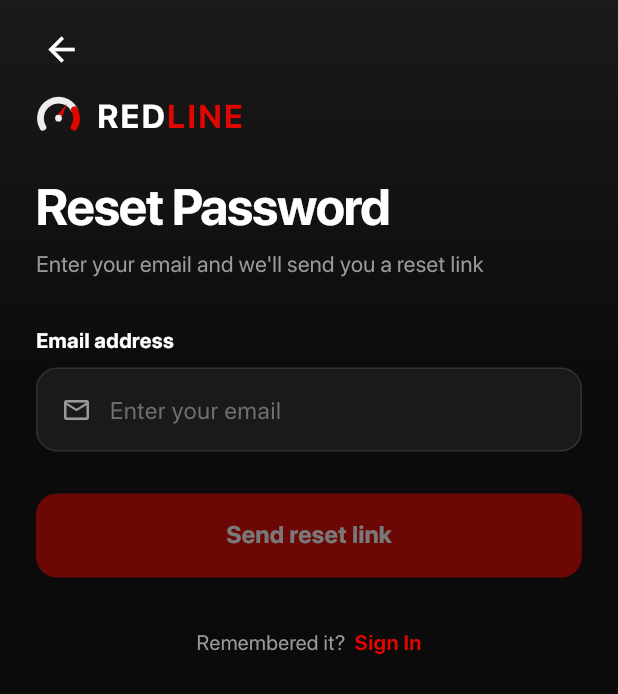
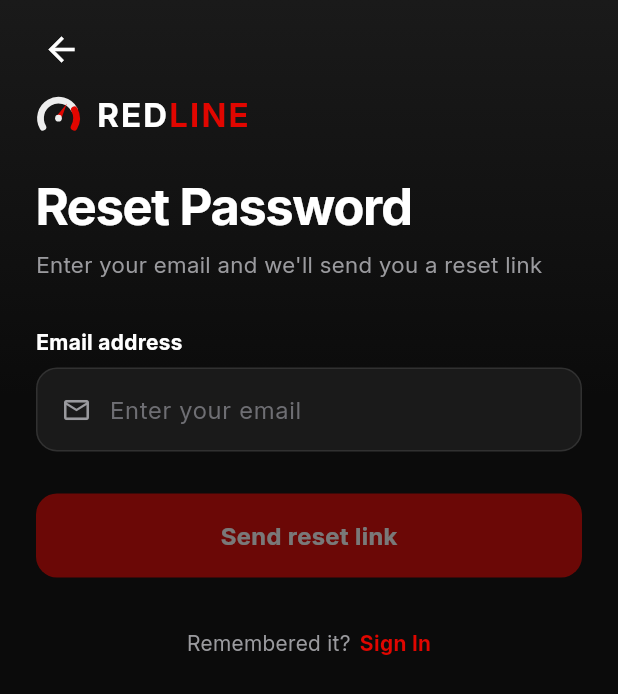
Before and after one commit to harishwar08/redline, a Flutter app: the ForgotPasswordScreen screen opened by its route, on a phone screen of 412 x 824 dp. Shown: the top 694 px of the screen. Run offline on Flutter 3.47's test engine with Material 3 defaults, Android fonts, the phone set to English and light mode, and no system bars; our stand-ins replace audioplayers, cloud_firestore, firebase_analytics, firebase_auth, firebase_core, firebase_crashlytics and 6 more; accounts and stored records are empty; network calls fail.

Commit message:
Pre-launch hardening: minSdk 23 + SF Pro -> Inter font swap
- minSdk hardcoded to 23 (Firebase floor) instead of flutter.minSdkVersion
- Bundle Inter (Regular 400 / Bold 700), drop SF Pro Display otfs
- Point DS.fontFamily (and the auth styles that derive from it) at Inter;
  weight ladder and negative tracking unchanged
- Verified on-device: Drive, Tasks, Stats, Profile, Sign Up, Settings render
  in Inter with no fallback

Co-Authored-By: Claude Opus 4.8 (1M context) <noreply@anthropic.com>

```diff
--- a/lib/core/design_system.dart
+++ b/lib/core/design_system.dart
@@ -10,7 +10,7 @@ import 'package:flutter/material.dart';
 /// green/yellow/blue are small state accents. No italics. Kept separate from the
 /// vintage RColors/RText (Cluster) so this restyle stays contained.
 ///
-/// Font: SF Pro Display (bundled, offline-safe) — a clean grotesque matching the
+/// Font: Inter (bundled, offline-safe) — a clean grotesque matching the
 /// reference. Only Regular(400) + Bold(700) upright ship, so display weight 600
 /// renders as Bold; body/captions are Regular.
 abstract final class DS {
@@ -56,7 +56,7 @@ abstract final class DS {
 
   static const rInput = 14.0; // inputs / utility rows (alias of rTile)
 
-  static const fontFamily = 'SF Pro Display';
+  static const fontFamily = 'Inter';
 
   /// The card recipe — flat `card` fill, 22px radius, a soft diffuse drop-shadow
   /// so it lifts off the grain, and a faint hairline "lit" edge. [raised] uses
--- a/lib/features/auth/presentation/widgets/auth_styles.dart
+++ b/lib/features/auth/presentation/widgets/auth_styles.dart
@@ -20,7 +20,7 @@ abstract final class AuthStyle {
   static const enteredText = DS.textPrimary; // #FFFFFF
 
   static const accent = DS.accent; // #E10600
-  static const fontFamily = DS.fontFamily; // SF Pro Display
+  static const fontFamily = DS.fontFamily; // Inter
 
   // ── Type ──────────────────────────────────────────────────────────────
   static const heading = TextStyle(
```
Also changed, not shown: pubspec.yaml (+4 -4 lines), assets/fonts/Inter-Bold.ttf (added), assets/fonts/Inter-Regular.ttf (added), assets/fonts/SFProDisplay-Bold.otf (deleted), assets/fonts/SFProDisplay-Regular.otf (deleted), 1 other file.
